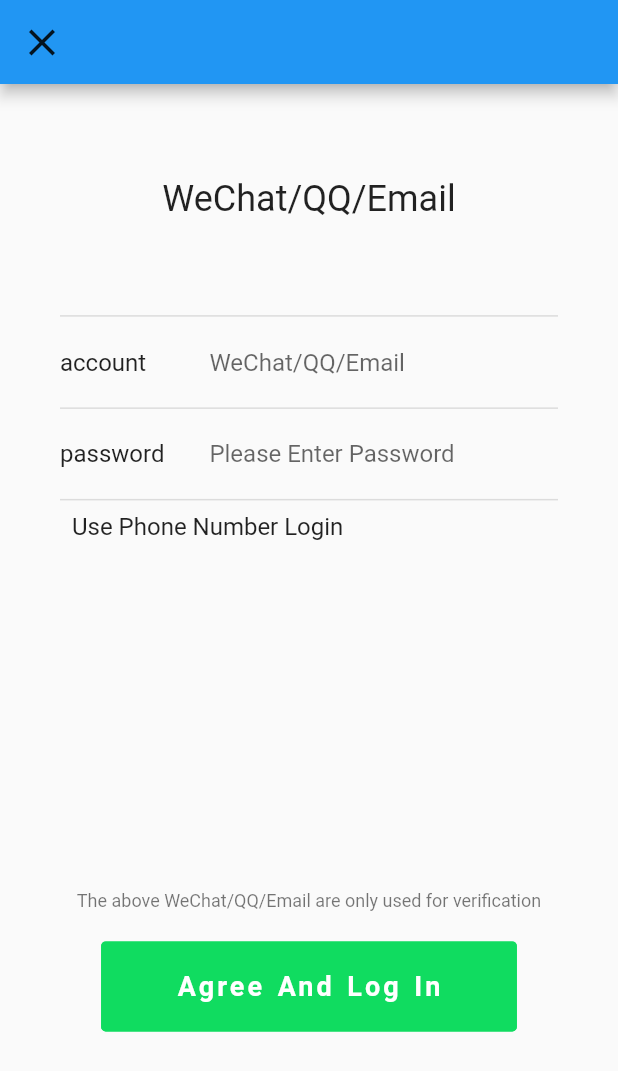
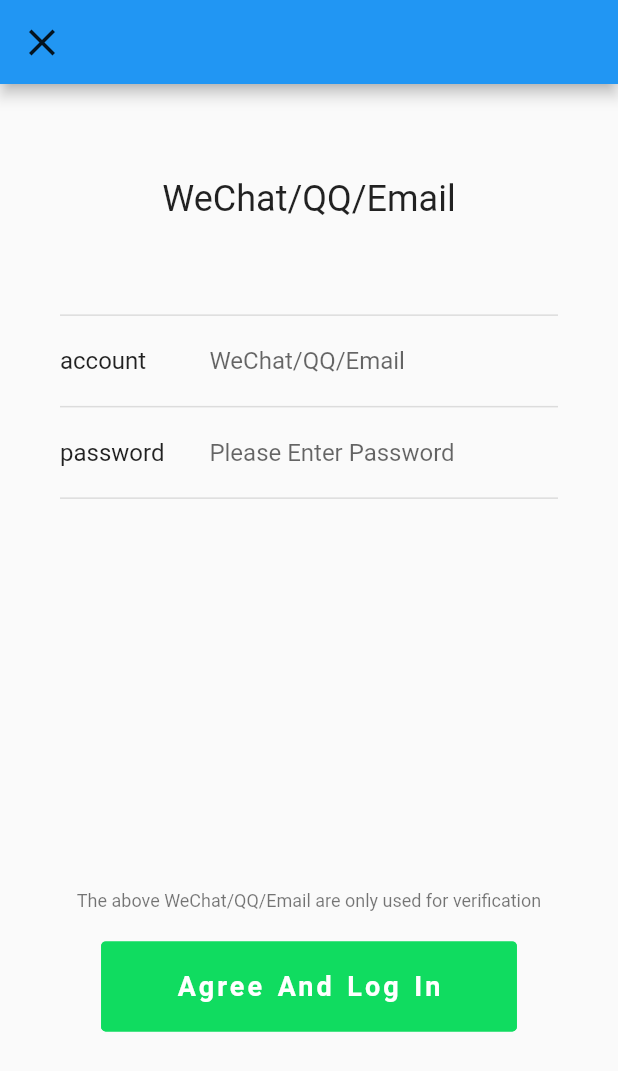
Before and after one commit to BadKid90s/pseudo_we_chat, a Flutter app: the screen it shows after launch, after a tap on "log in", on a phone screen of 412 x 824 dp. Shown: the top 1071 px of the screen. Run offline on Flutter 3.47's test engine with Material 2 defaults, Android fonts, the phone set to English and light mode, and no system bars; drawn by our look-alikes of getwidget; our stand-ins replace get, styled_widget.

Commit message:
feature(login): 构建账户登录页

```diff
--- a/lib/pages/login/login_account.dart
+++ b/lib/pages/login/login_account.dart
@@ -7,27 +7,28 @@
 import 'package:pseudo_we_chat/router.dart';
 
 class LoginFormData {
-  LoginFormData({this.username = '', this.password = ''});
+  const LoginFormData(this.username, this.password);
 
-  String username;
-  String password;
+  final String username;
+  final String password;
 }
 
 class LoginAccountController extends GetxController {
-  TextEditingController usernameController = TextEditingController();
-  TextEditingController passwordController = TextEditingController();
+  final loginForm = const LoginFormData("", "").obs;
+
+  void changeUsername(String value) {
+    loginForm(LoginFormData(value, loginForm.value.password));
+  }
+
+  void changePassword(String value) {
+    loginForm(LoginFormData(loginForm.value.username, value));
+  }
 
   void login() async {
     //TODO("后台处理")
+    print(loginForm);
     //跳转到消息页
     Get.offAllNamed(AppRoutes.message);
-  }
-
-  @override
-  void dispose() {
-    super.dispose();
-    usernameController.dispose();
-    passwordController.dispose();
   }
 }
 
@@ -51,20 +52,20 @@
       body: Column(
         children: [
           TopTitle(4, "login_account_title".tr),
-          AccountContent(10),
+          const AccountContent(10),
           Bottom(
             flex: 6,
             title: "login_account_bottom_title".tr,
             buttonTitle: "login_account_bottom_button_title".tr,
             buttonPressed: () {
-              if (controller.usernameController.text.isBlank == true) {
+              if (controller.loginForm.value.username.isBlank == true) {
                 Get.defaultDialog(
                   title: "❕",
                   middleText: "login_account_username_verify_message".tr,
                 );
                 return;
               }
-              if (controller.passwordController.text.isBlank == true) {
+              if (controller.loginForm.value.password.isBlank == true) {
                 Get.defaultDialog(
                     title: "❕",
                     middleText: "login_account_password_verify_message".tr);
--- a/lib/pages/login/widget/account_content.dart
+++ b/lib/pages/login/widget/account_content.dart
@@ -1,89 +1,73 @@
 import 'package:flutter/material.dart';
 import 'package:get/get.dart';
-import 'package:getwidget/getwidget.dart';
 import 'package:pseudo_we_chat/pages/login/login_account.dart';
 import 'package:styled_widget/styled_widget.dart';
 
 class AccountContent extends StatelessWidget {
-  AccountContent(this.flex, {super.key});
+  const AccountContent(this.flex, {super.key});
 
   final int flex;
 
-  final _controller = Get.find<LoginAccountController>();
+  static LoginAccountController get _controller =>
+      Get.find<LoginAccountController>();
 
   @override
   Widget build(BuildContext context) {
     return Expanded(
         flex: flex,
-      child: Container(
-          alignment: Alignment.topCenter,
-          // color: Colors.yellow,
-          width: Get.width,
         child: Column(
           children: [
-              const Divider(height: 2, thickness: 1),
-              Row(
+            _buildDivider(),
+            _buildRowView(
+              context,
+              title: "login_account_username".tr,
+              hintText: "login_account_username_hint_text".tr,
+              onChanged: (val) => _controller.changeUsername(val),
+            ),
+            _buildDivider(),
+            _buildRowView(
+              context,
+              title: "login_account_password".tr,
+              hintText: "login_account_password_hint_text".tr,
+              obscureText: true,
+              onChanged: (val) => _controller.changePassword(val),
+            ),
+            _buildDivider(),
+          ],
+        ).paddingSymmetric(horizontal: 40));
+  }
+
+  Widget _buildDivider() {
+    return const Divider(height: 1, thickness: 1);
+  }
+
+  Widget _buildRowView(
+    BuildContext context, {
+    required String title,
+    required String hintText,
+    required ValueChanged<String> onChanged,
+    bool obscureText = false,
+  }) {
+    return Row(
       children: [
         Expanded(
           flex: 3,
           child: Container(
               alignment: Alignment.centerLeft,
-                        child: Text("login_account_username".tr,
-                            style: context.textTheme.titleMedium)),
+              child: Text(title, style: context.textTheme.titleMedium)),
         ),
         Expanded(
           flex: 7,
           child: TextField(
-                      controller: _controller.usernameController,
+            obscureText: obscureText,
             decoration: InputDecoration(
               border: InputBorder.none,
-                        hintText: "login_account_username_hint_text".tr,
+              hintText: hintText,
             ),
+            onChanged: onChanged,
           ),
         ),
       ],
-              ).height(60),
-              const Divider(height: 1, thickness: 1),
-              Row(
-                children: [
-                  Expanded(
-                    flex: 3,
-                    child: Container(
-                        alignment: Alignment.centerLeft,
-                        child: Text("login_account_password".tr,
-                            style: context.textTheme.titleMedium)),
-                  ),
-                  Expanded(
-                    flex: 7,
-                    child: TextField(
-                        obscureText: true,
-                        controller: _controller.passwordController,
-                        decoration: InputDecoration(
-                          border: InputBorder.none,
-                          hintText: "login_account_password_hint_text".tr,
-                        ),
-                        onSubmitted: (value) {
-                          print("object");
-                          if (value.isBlank == true) {
-
-                          }
-                        }),
-                  ),
-                ],
-              ).height(60),
-              const Divider(height: 1, thickness: 1),
-              Row(children: [
-                GFButton(
-                  type: GFButtonType.transparent,
-                  child: Text("login_account_use_phone_login".tr,
-                      style: context.textTheme.titleMedium),
-                  onPressed: () {
-                    Get.back();
-                  },
-                )
-              ]),
-            ],
-          ).paddingSymmetric(horizontal: 40)),
-    );
+    ).height(60);
   }
 }
```
Lines whose indentation alone changed are shown as unchanged.
